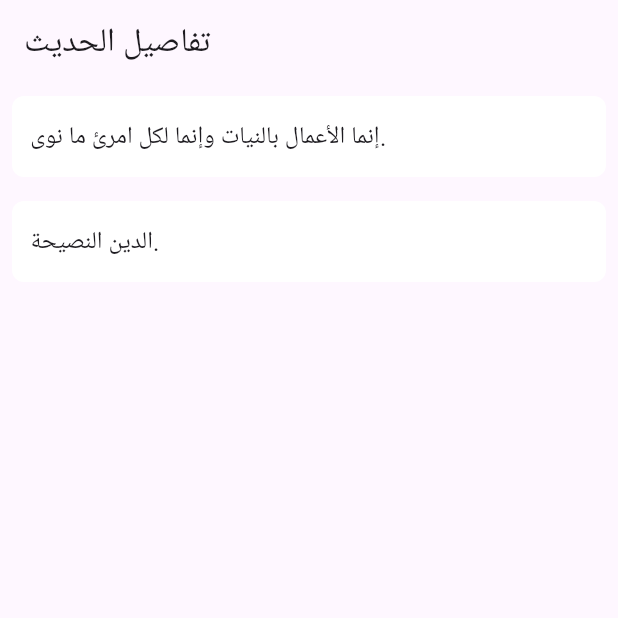
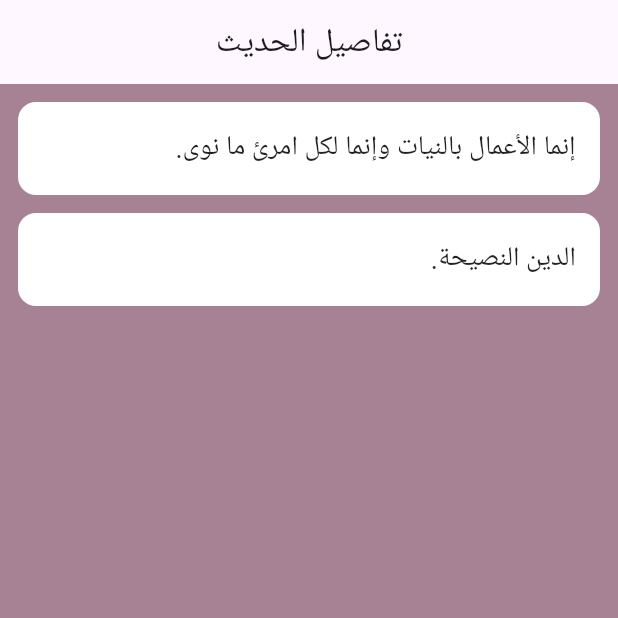
Before and after one commit to zdgcbsetima000-lang/mmmm, a Flutter app: the screen it shows after launch, on a phone screen of 412 x 824 dp, the top half of it. Run offline on Flutter 3.47's test engine with Material 3 defaults, Android fonts, the phone set to English and light mode, and no system bars.

Commit message:
Enhance UI for Arabic language support
Added support for right-to-left text direction for Arabic and improved ListView item styling.

```diff
--- a/lib/main.dart
+++ b/lib/main.dart
@@ -12,8 +12,16 @@ class MyApp extends StatelessWidget {
     return MaterialApp(
       debugShowCheckedModeBanner: false,
       title: 'Hadith App',
+      // ضبط اتجاه النص ليصبح من اليمين إلى اليسار للغة العربية
+      builder: (context, child) {
+        return Directionality(
+          textDirection: TextDirection.rtl,
+          child: child!,
+        );
+      },
       theme: ThemeData(
         primarySwatch: Colors.green,
+        scaffoldBackgroundColor: const Color(0xFFA78295),
       ),
       home: const HadithDetailReaderScreen(),
     );
@@ -28,7 +36,6 @@ class HadithDetailReaderScreen extends StatefulWidget {
 }
 
 class _HadithDetailReaderScreenState extends State<HadithDetailReaderScreen> {
-  // قائمة تجريبية للأحاديث
   final List<String> hadiths = [
     'إنما الأعمال بالنيات وإنما لكل امرئ ما نوى.',
     'الدين النصيحة.',
@@ -39,19 +46,27 @@ class _HadithDetailReaderScreenState extends State<HadithDetailReaderScreen> {
     return Scaffold(
       appBar: AppBar(
         title: const Text('تفاصيل الحديث'),
+        centerTitle: true,
       ),
-      body: ListView.builder(
+      body: Padding(
+        padding: const EdgeInsets.all(12.0),
+        child: ListView.builder(
           itemCount: hadiths.length,
           itemBuilder: (context, index) => Container(
-          margin: const EdgeInsets.all(8.0),
-          padding: const EdgeInsets.all(12.0),
+            margin: const EdgeInsets.only(bottom: 12.0),
+            padding: const EdgeInsets.all(16.0),
             decoration: BoxDecoration(
               color: Colors.white,
-            borderRadius: BorderRadius.circular(8),
+              borderRadius: BorderRadius.circular(12),
             ),
             child: Text(
               hadiths[index],
-            style: const TextStyle(fontSize: 16, height: 1.8),
+              style: const TextStyle(
+                fontSize: 18,
+                height: 1.6,
+                color: Colors.black87,
+              ),
+            ),
           ),
         ),
       ),
```
Lines whose indentation alone changed are shown as unchanged.
